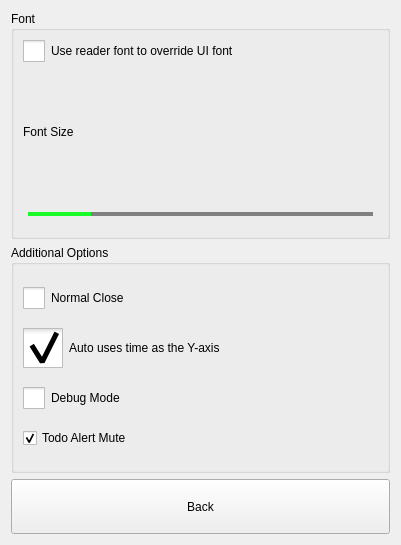
The window that src/dlgpreferences.ui (ic005k/Knot-Legacy) describes before a commit, drawn with Qt 5.
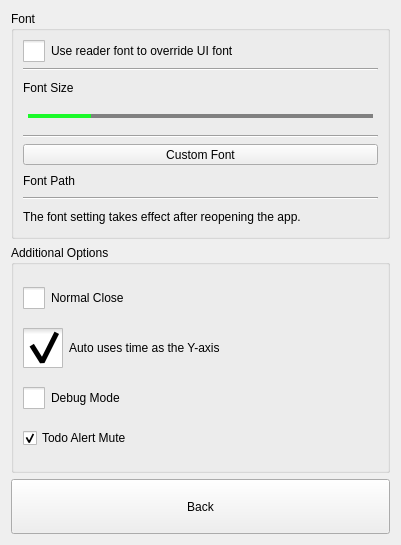
The same window after the commit. Icons and pictures are not drawn.

Commit message: New: Free to choose external fonts

The edit to the form file:
```diff
--- a/src/dlgpreferences.ui
+++ b/src/dlgpreferences.ui
@@ -19,8 +19,8 @@
      <property name="title">
       <string>Font</string>
      </property>
-     <layout class="QGridLayout" name="gridLayout">
-      <item row="0" column="0">
+     <layout class="QVBoxLayout" name="verticalLayout">
+      <item>
        <widget class="QCheckBox" name="chkReaderFont">
         <property name="styleSheet">
          <string notr="true">QCheckBox::indicator {
@@ -37,7 +37,21 @@
         </property>
        </widget>
       </item>
-      <item row="2" column="0">
+      <item>
+       <widget class="Line" name="line_3">
+        <property name="orientation">
+         <enum>Qt::Horizontal</enum>
+        </property>
+       </widget>
+      </item>
+      <item>
+       <widget class="QLabel" name="lblFontDemo">
+        <property name="text">
+         <string>Font Size</string>
+        </property>
+       </widget>
+      </item>
+      <item>
        <widget class="QSlider" name="sliderFontSize">
         <property name="minimumSize">
          <size>
@@ -94,10 +108,50 @@
         </property>
        </widget>
       </item>
-      <item row="1" column="0">
-       <widget class="QLabel" name="lblFontDemo">
+      <item>
+       <widget class="Line" name="line_2">
+        <property name="orientation">
+         <enum>Qt::Horizontal</enum>
+        </property>
+       </widget>
+      </item>
+      <item>
+       <widget class="QToolButton" name="btnCustomFont">
+        <property name="sizePolicy">
+         <sizepolicy hsizetype="Preferred" vsizetype="Fixed">
+          <horstretch>0</horstretch>
+          <verstretch>0</verstretch>
+         </sizepolicy>
+        </property>
         <property name="text">
-         <string>Font Size</string>
+         <string>Custom Font</string>
+        </property>
+       </widget>
+      </item>
+      <item>
+       <widget class="QLabel" name="lblCustomFont">
+        <property name="text">
+         <string>Font Path</string>
+        </property>
+        <property name="wordWrap">
+         <bool>true</bool>
+        </property>
+       </widget>
+      </item>
+      <item>
+       <widget class="Line" name="line">
+        <property name="orientation">
+         <enum>Qt::Horizontal</enum>
+        </property>
+       </widget>
+      </item>
+      <item>
+       <widget class="QLabel" name="lblTip">
+        <property name="text">
+         <string>The font setting takes effect after reopening the app.</string>
+        </property>
+        <property name="wordWrap">
+         <bool>true</bool>
         </property>
        </widget>
       </item>
```
The commit also changes 6 other files.
